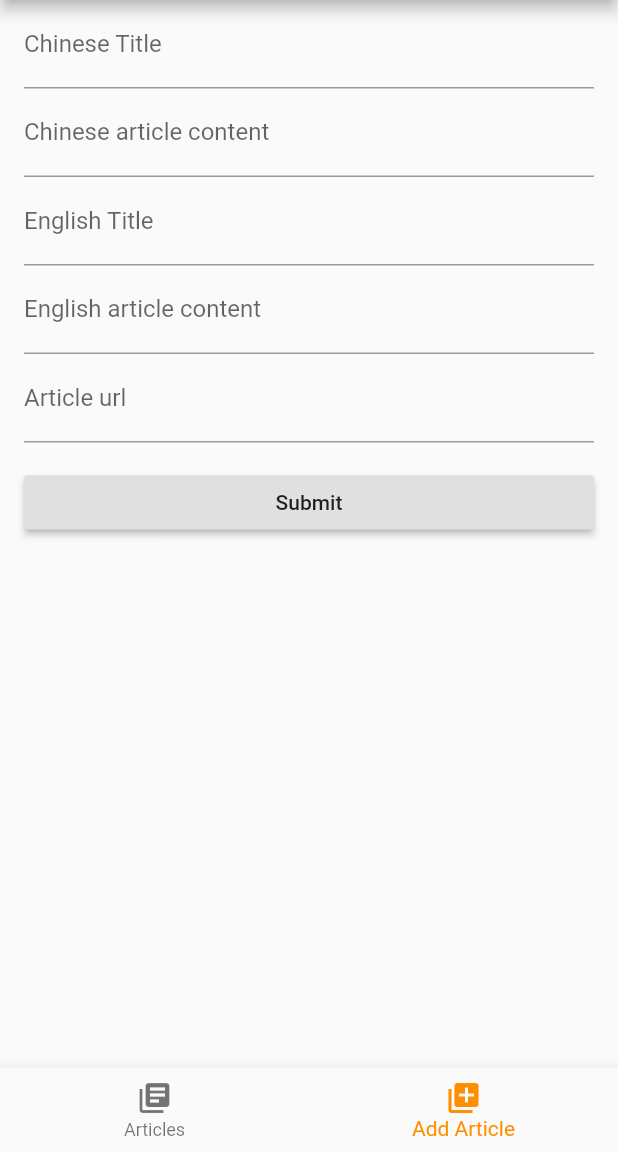
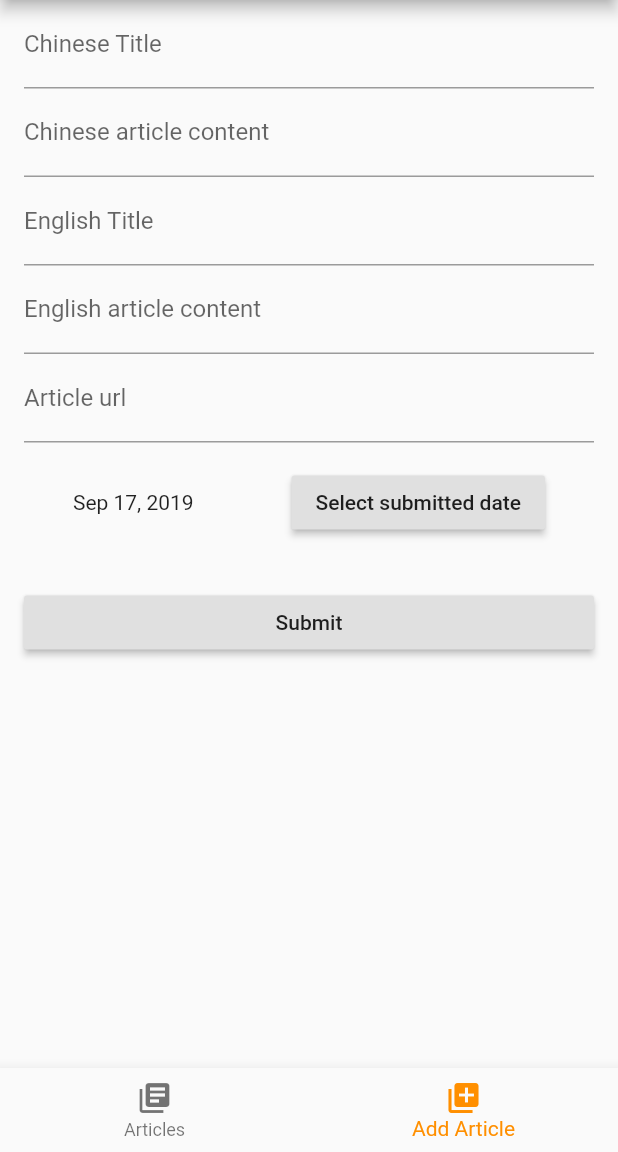
Before and after one commit to julian-yang/cta, a Flutter app: the screen it shows after launch, item 2 of the bottom bar chosen, on a phone screen of 412 x 824 dp, the part 84-1236 px from its top. Run offline on Flutter 3.47's test engine with Material 2 defaults, Android fonts, the phone set to English and light mode, and no system bars; our stand-ins replace cloud_firestore, fluttertoast, platform; accounts and stored records are empty.

Commit message:
Add support for ordering by date Add date picker in add article view.

```diff
--- a/chinesetextloader/lib/add_article_form.dart
+++ b/chinesetextloader/lib/add_article_form.dart
@@ -1,5 +1,6 @@
 import 'package:cloud_firestore/cloud_firestore.dart';
 import 'package:flutter/material.dart';
+import 'package:intl/intl.dart';
 
 class AddArticleForm extends StatefulWidget {
   @override
@@ -10,11 +11,31 @@ class AddArticleForm extends StatefulWidget {
 
 class AddArticleFormState extends State<AddArticleForm> {
   final _formKey = GlobalKey<FormState>();
+  final _dateFormat = new DateFormat.yMMMd();
   var _chineseTitleController = TextEditingController();
   var _chineseBodyController = TextEditingController();
   var _englishTitleController = TextEditingController();
   var _englishBodyController = TextEditingController();
   var _urlController = TextEditingController();
+  var selectedDate = stripOutTime(DateTime.now());
+
+  static DateTime stripOutTime(DateTime dateTime) {
+    return DateTime(dateTime.year, dateTime.month, dateTime.day);
+  }
+
+  Future<Null> _selectDate(BuildContext context) async {
+    final DateTime picked = await showDatePicker(
+      context: context,
+      initialDate: selectedDate,
+      firstDate: DateTime(2010, 1),
+      lastDate: DateTime(2100, 12, 31));
+    if (picked != null && picked != selectedDate) {
+      setState(() {
+        selectedDate = stripOutTime(picked);
+      }
+      );
+    }
+  }
 
   @override
   Widget build(BuildContext context) {
@@ -85,6 +106,18 @@ class AddArticleFormState extends State<AddArticleForm> {
                   }),
               Padding(
                   padding: const EdgeInsets.symmetric(vertical: 16.0),
+                  child: Row(
+                      mainAxisAlignment: MainAxisAlignment.spaceAround,
+
+                      children: <Widget>[
+                        Text(_dateFormat.format(selectedDate)),
+                        RaisedButton(
+                          onPressed: () => _selectDate(context),
+                          child: Text('Select submitted date'),
+                        )
+                      ])),
+              Padding(
+                  padding: const EdgeInsets.symmetric(vertical: 16.0),
                   child: RaisedButton(
                       onPressed: () {
                         // Validate will return true if the form is valid, or false if
--- a/chinesetextloader/lib/article.dart
+++ b/chinesetextloader/lib/article.dart
@@ -7,6 +7,7 @@ class Article {
   final String englishBody;
   final String url;
   final DocumentReference reference;
+  final DateTime addDate;
 
   Article.fromMap(Map<String, dynamic> map, {this.reference})
       : assert(map['chineseTitle'] != null),
@@ -14,11 +15,13 @@ class Article {
         assert(map['englishTitle'] != null),
         assert(map['englishBody'] != null),
         assert(map['url'] != null),
+        assert(map['addDate'] != null),
         chineseTitle = map['chineseTitle'],
         chineseBody = map['chineseBody'],
         englishTitle = map['englishTitle'],
         englishBody = map['englishBody'],
-        url = map['url'];
+        url = map['url'],
+        addDate = map['addDate'];
 
   Article.fromSnapshot(DocumentSnapshot snapshot)
       : this.fromMap(snapshot.data, reference: snapshot.reference);
--- a/chinesetextloader/lib/main.dart
+++ b/chinesetextloader/lib/main.dart
@@ -1,10 +1,7 @@
 // Create an infinite scrolling lazily loaded list
 import 'package:cloud_firestore/cloud_firestore.dart';
 import 'package:flutter/material.dart';
-import 'package:english_words/english_words.dart';
-import 'package:flutter/services.dart';
 import 'article_toolbar.dart';
-import 'utils.dart';
 import 'article_viewer.dart';
 import 'article.dart';
 import 'add_article_form.dart';
@@ -20,6 +17,7 @@ class MyApp extends StatelessWidget {
     );
   }
 }
+
 class MyHomePage extends StatefulWidget {
   @override
   _MyHomePageState createState() => new _MyHomePageState();
@@ -28,8 +26,6 @@ class MyHomePage extends StatefulWidget {
 typedef Widget ContextToWidget(BuildContext context);
 
 class _MyHomePageState extends State<MyHomePage> {
-  final List<WordPair> _suggestions = <WordPair>[];
-  final TextStyle _biggerFont = const TextStyle(fontSize: 18.0);
   int _selectedIndex = 0;
 
   static const List<ContextToWidget> _tabs = <ContextToWidget>[
@@ -50,18 +46,16 @@ class _MyHomePageState extends State<MyHomePage> {
         title: const Text('Chinese Text Loader'),
       ),
       body: _tabs.elementAt(_selectedIndex)(context),
-      bottomNavigationBar: BottomNavigationBar(items: const <BottomNavigationBarItem>[
-        BottomNavigationBarItem(
-          icon: Icon(Icons.library_books),
-          title: Text('Articles')
-        ),
-        BottomNavigationBarItem(
-          icon: Icon(Icons.library_add),
-          title: Text('Add Article')
-        )],
-      currentIndex: _selectedIndex,
+      bottomNavigationBar: BottomNavigationBar(
+          items: const <BottomNavigationBarItem>[
+            BottomNavigationBarItem(
+                icon: Icon(Icons.library_books), title: Text('Articles')),
+            BottomNavigationBarItem(
+                icon: Icon(Icons.library_add), title: Text('Add Article'))
+          ],
+          currentIndex: _selectedIndex,
           selectedItemColor: Colors.amber[800],
-      onTap: _onItemTapped),
+          onTap: _onItemTapped),
     );
   }
 
@@ -79,16 +73,20 @@ class _MyHomePageState extends State<MyHomePage> {
     );
   }
 
-  static Widget _buildList(BuildContext context, List<DocumentSnapshot> snapshot) {
+  static Widget _buildList(
+      BuildContext context, List<DocumentSnapshot> snapshot) {
+    List<Article> articles = snapshot
+        .map((data) => Article.fromSnapshot(data))
+        .toList()
+          ..sort((a, b) => a.addDate.compareTo(b.addDate));
     return ListView(
       padding: const EdgeInsets.only(top: 20.0),
-      children: snapshot.map((data) => _buildListItem(context, data)).toList(),
+      children: articles.reversed.map((data) => _buildListItem(context, data))
+          .toList(),
     );
   }
 
-  static Widget _buildListItem(BuildContext context, DocumentSnapshot data) {
-    final article = Article.fromSnapshot(data);
-
+  static Widget _buildListItem(BuildContext context, Article article) {
     return Padding(
         key: ValueKey(article.englishTitle),
         padding: const EdgeInsets.symmetric(horizontal: 16.0, vertical: 8.0),
@@ -114,8 +112,6 @@ class _MyHomePageState extends State<MyHomePage> {
   }
 }
 
-
-
 class Record {
   final String name;
   final int votes;
--- a/chinesetextloader/pubspec.yaml
+++ b/chinesetextloader/pubspec.yaml
@@ -26,6 +26,7 @@ dependencies:
   url_launcher: ^4.0.3
   platform: ^2.2.0
   android_intent: ^0.2.1
+  intl: ^0.16.0
 
 
 dev_dependencies:
```
Also changed, not shown: chinesetextloader/lib/article_toolbar.dart (+18 -4 lines).
